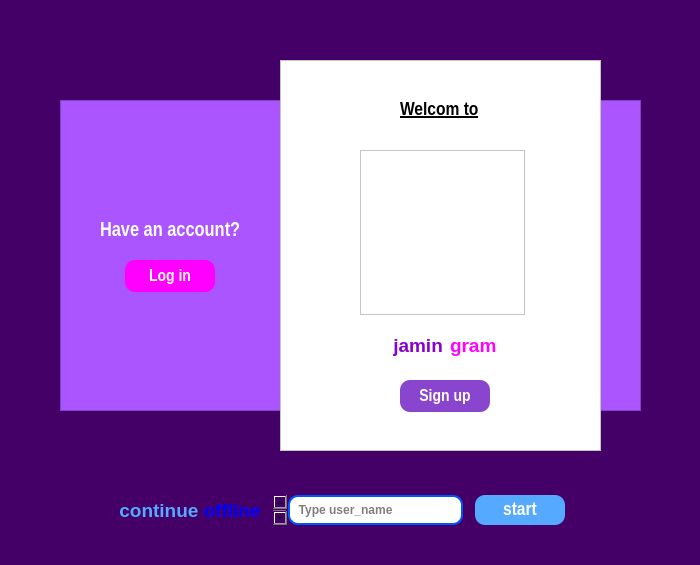
raminLgh/jamin-gram, file jamin-gram/first_page.ui: the form before one commit.
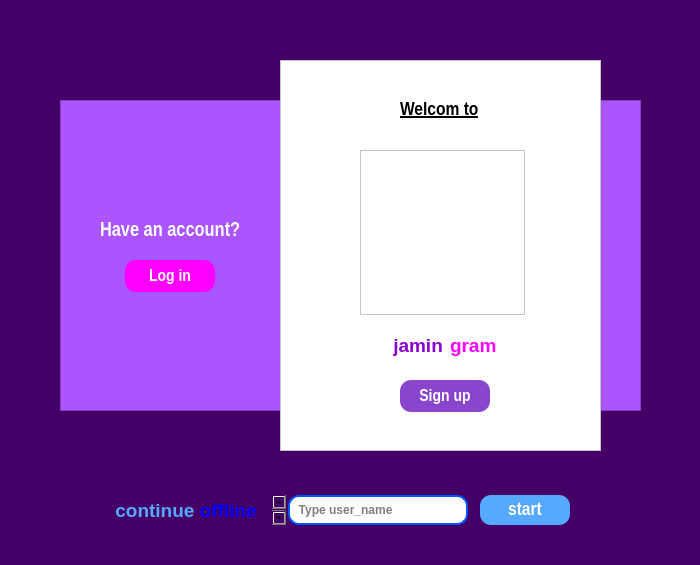
The form after the commit. Icons and pictures are not drawn.

```diff
--- a/jamin-gram/first_page.ui
+++ b/jamin-gram/first_page.ui
@@ -125,7 +125,7 @@
      <string notr="true">color: rgb(255, 255, 255);
 border-color: rgb(255, 255, 255);
 background-color: rgb(255, 0, 255);
-border-radius:10px;</string>
+border-radius:11px;</string>
     </property>
     <property name="text">
      <string>Log in</string>
@@ -200,7 +200,7 @@
     <property name="styleSheet">
      <string notr="true">background-color: rgb(137, 69, 206);
 color: rgb(255, 255, 255);
-border-radius:10px;</string>
+border-radius:11px;</string>
     </property>
     <property name="text">
      <string>Sign up</string>
@@ -257,7 +257,7 @@
      <rect>
       <x>288</x>
       <y>495</y>
-      <width>175</width>
+      <width>180</width>
       <height>30</height>
      </rect>
     </property>
@@ -273,7 +273,7 @@
      <string notr="true">QLineEdit{
 background-color : white;
 border:2px solid #0055ff;
-border-radius:10px;
+border-radius:11px;
 }
 QLineEdit:focus{
 border:2px solid #03dac6;
@@ -286,9 +286,9 @@
    <widget class="QTextEdit" name="textEdit_4">
     <property name="geometry">
      <rect>
-      <x>107</x>
+      <x>100</x>
       <y>495</y>
-      <width>180</width>
+      <width>186</width>
       <height>30</height>
      </rect>
     </property>
@@ -320,7 +320,7 @@
    <widget class="QPushButton" name="addpb">
     <property name="geometry">
      <rect>
-      <x>475</x>
+      <x>480</x>
       <y>495</y>
       <width>90</width>
       <height>30</height>
@@ -336,7 +336,7 @@
     <property name="styleSheet">
      <string notr="true">background-color: rgb(85, 170, 255);
 color: white;
-border-radius:10px;
+border-radius:11px;
 </string>
     </property>
     <property name="text">
```
